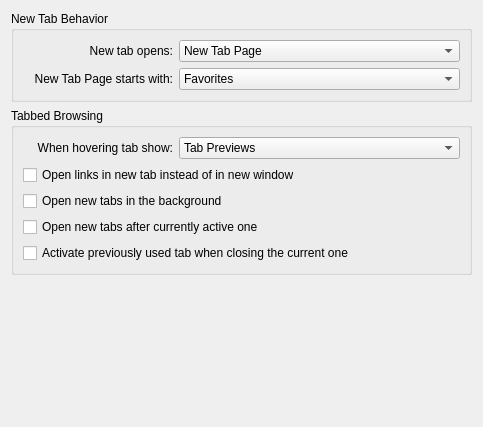
Above: src/settings/settings_tabs.ui from KDE/rekonq before the change. Below: the same form after it.
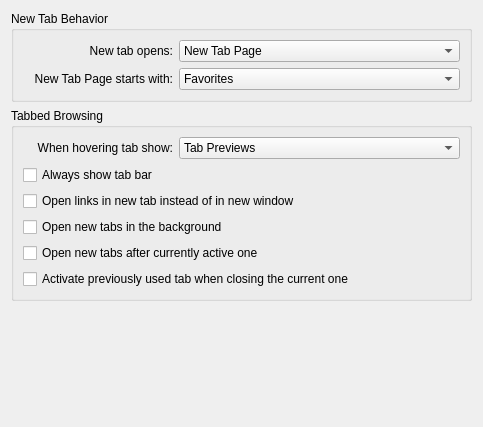
That is the form after the change. Custom widgets are drawn as their Qt base class.

Commit message:
Fix the always opened tabbar feature. Felix Rohrbach's fix Thanks :)
PS: plus a correction in previous UI by me

```diff
--- a/src/settings/settings_tabs.ui
+++ b/src/settings/settings_tabs.ui
@@ -183,6 +183,13 @@
         </item>
        </layout>
       </item>
+      <item>
+       <widget class="QCheckBox" name="kcfg_alwaysShowTabBar">
+        <property name="text">
+         <string>Always show tab bar</string>
+        </property>
+       </widget>
+      </item>
       <item>
        <widget class="QCheckBox" name="kcfg_openTabNoWindow">
         <property name="text">
```
The commit also changes 1 other file.
